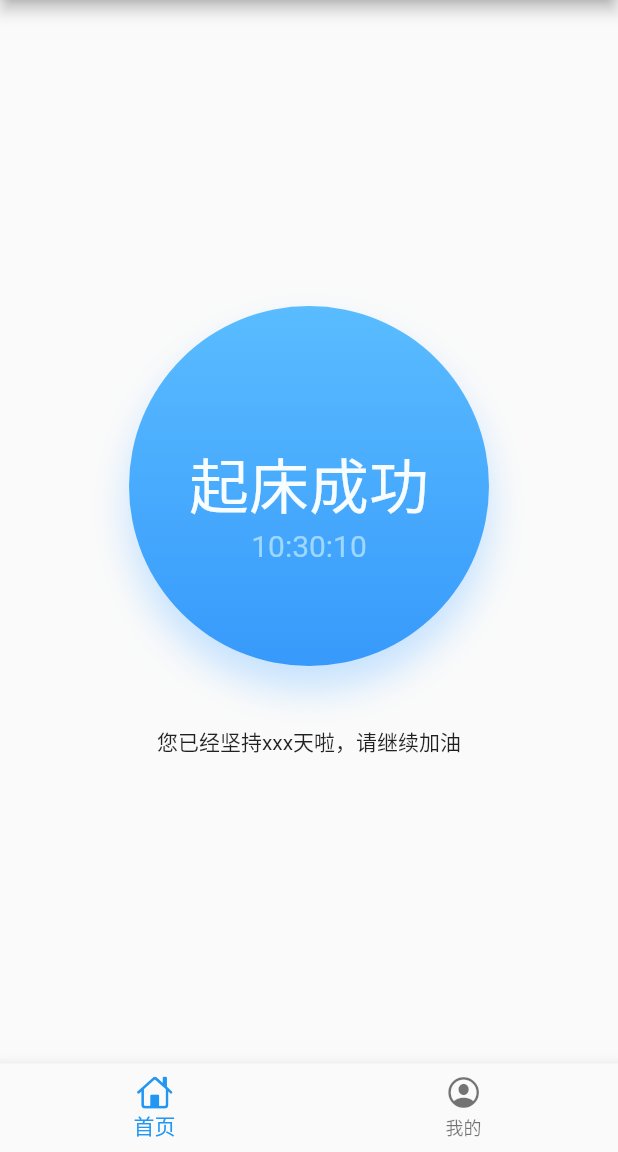
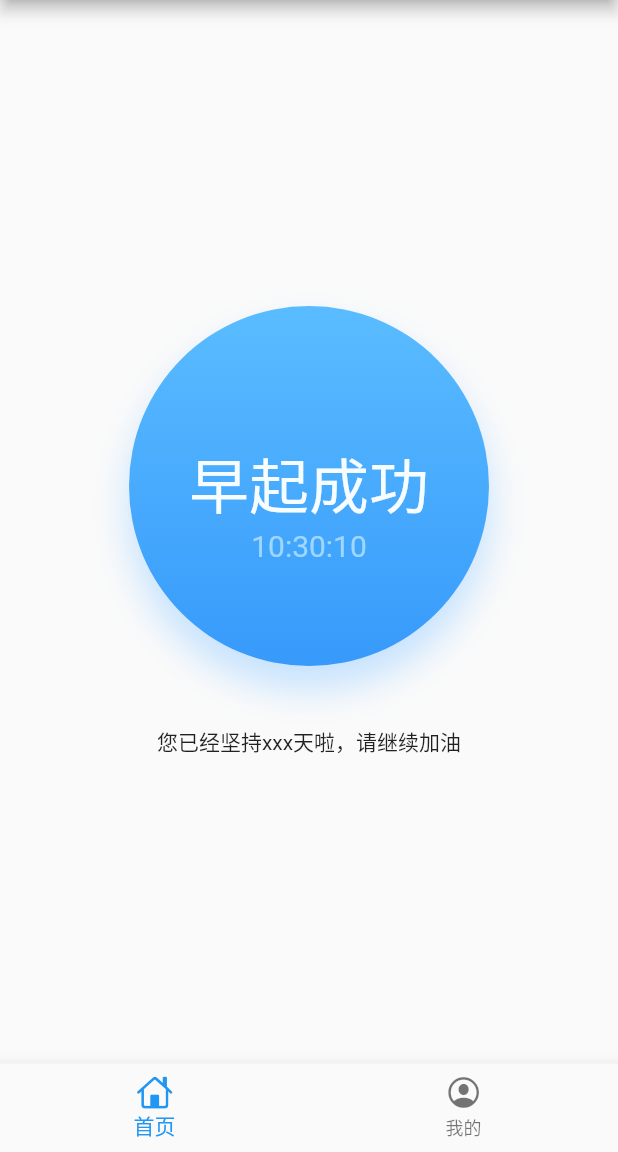
Before and after one commit to RiCTT/flutter_today, a Flutter app: the screen it shows after launch, after a tap on "我要起床", on a phone screen of 412 x 824 dp, the part 84-1236 px from its top. Run offline on Flutter 3.47's test engine with Material 2 defaults, Android fonts, the phone set to English and light mode, and no system bars; our stand-ins replace shared_preferences.

Commit message:
feat: 时钟四种状态

```diff
--- a/lib/page/home.dart
+++ b/lib/page/home.dart
@@ -2,26 +2,81 @@ import 'dart:async';
 import 'package:flutter/material.dart';
 import 'package:flutter/cupertino.dart';
 import 'package:shared_preferences/shared_preferences.dart';
+
 /*
  * 表字段模拟
+ *  // 早起的格式，早睡类似（统计需要组合计算）
  *  let data = {
- *    2019: [0, 1, 0, 1, 0, 1, 0]
+ *    2019: {
+ *      1: [1, 0, 0, 1, ....],
+ *      2: [0, 1, 0, 1, ....]
+ *    }
  *  }
+ *  0 = 这一天未打卡
+ *  1 = 打了起床卡
  *  update = data[day] = 1 // default = 0
  */
 
 
-class HomePage extends StatelessWidget {
-  const HomePage({Key key}) : super(key: key);
+class HomePage extends StatefulWidget {
+
+  HomePage({Key key}) : super(key: key);
+
+  @override
+  _HomePageState createState() => _HomePageState();
+}
+
+class _HomePageState extends State<HomePage> {
+  int upStatus;
+  int downStatus;
+
+  getTodayStatus() async {
+    SharedPreferences prefs = await SharedPreferences.getInstance();
+    var list = (prefs.getString('up_list'));
+    print('list === ');
+    print(list);
+    print(list);
+  }
+
+  updateTodayList() async {
+    SharedPreferences prefs = await SharedPreferences.getInstance();
+    var s = [{
+      1022: [1, 0, 2]
+    }];
+    var d = s.toString();
+    await prefs.setString('up_list', d);
+  }
+
+  @override
+  void initState() {
+    getTodayStatus();
+    updateTodayList();
+    upStatus = 0;
+    downStatus = 0;
+    super.initState();
+  }
 
   @override
   Widget build(BuildContext context) {
-    return Scaffold(
+     return Scaffold(
       body: Center(
         child: Column(
           mainAxisAlignment: MainAxisAlignment.center,
           children: [
-            new CircleContainer(),
+            new CircleContainer(
+              upStatus: upStatus,
+              downStatus: 0,
+              onChangeUp: () {
+                setState(() {
+                  upStatus = 1;
+                });
+              },
+              onChangeDown: () {
+                setState(() {
+                  downStatus = 1;
+                });
+              }
+            ),
             new RecordContainer(),
           ],
         )
@@ -30,20 +85,59 @@ class HomePage extends StatelessWidget {
   }
 }
 
+
 class CircleContainer extends StatefulWidget {
-  CircleContainer({Key key}) : super(key: key);
+  final upStatus; // 起床的状态
+  final downStatus; // 睡觉的状态
+  final Function onChangeUp;
+  final Function onChangeDown;
+
+  CircleContainer({
+    Key key,
+    this.upStatus,
+    this.downStatus,
+    this.onChangeUp,
+    this.onChangeDown
+  }) : super(key: key);
 
   @override
   _CircleContainerState createState() => _CircleContainerState();
 }
 
+List<Color> upColor = [
+  Color(0xFF5abcff),
+  Color(0xFF379afb)
+];
+
+List<Color> downColor = [
+  Color(0xff40495e),
+  Color(0xFF30394e)
+];
+
 class _CircleContainerState extends State<CircleContainer> {
-  String statusStr;
-  int todayStatus; // 0 我要起床 1 起床成功
+  String upStatusStr;
+  String downStatusStr;
+  List<Color> gradientColors;
+  bool lock;
+
   @override
   void initState() {
-    statusStr = '我要起床';
-    todayStatus = 0;
+    if (widget.upStatus == 0) {
+      upStatusStr = '我要起床';
+      gradientColors = upColor;
+    } else {
+      upStatusStr = '早起成功';
+      gradientColors = upColor;
+    }
+
+    if (widget.downStatus == 0 && widget.upStatus == 1) {
+      upStatusStr = '要睡觉啦~';
+      gradientColors = downColor;
+    }
+    if(widget.downStatus == 1 && widget.upStatus == 1) {
+      upStatusStr = '早睡成功';
+      gradientColors = downColor;
+    }
     super.initState();
   }
 
@@ -59,10 +153,7 @@ class _CircleContainerState extends State<CircleContainer> {
         ),
       ],
       gradient: LinearGradient(
-        colors: [
-          Color(0xFF5abcff),
-          Color(0xFF379afb)
-        ],
+        colors: gradientColors,
         begin: Alignment.topCenter,
         end: Alignment.bottomCenter,
       ),
@@ -71,21 +162,32 @@ class _CircleContainerState extends State<CircleContainer> {
         Radius.circular(120.0)
       )
     );
-    getStore() async {
-      SharedPreferences prefs = await SharedPreferences.getInstance();
-      int counter = (prefs.getInt('counter') ?? 0) + 1;
-      print(counter);
-      await prefs.setInt('counter', counter);
-    }
+
     return new InkWell(
       borderRadius: BorderRadius.all(Radius.circular(120.0)),
       onTap: () {
-        getStore();
-        if (todayStatus == 1) return;
-        setState(() {
-          todayStatus = 1;
-          statusStr = '起床成功';
-        });
+        if (widget.upStatus == 1 && widget.downStatus == 1) return;
+        if (widget.upStatus == 0) {
+          widget.onChangeUp();
+          upStatusStr = '早起成功';
+          setState(() {
+            lock = true;
+          });
+          new Future.delayed(
+            new Duration(seconds: 3),
+            () {
+              setState(() {
+                upStatusStr = '等待睡觉～';
+                gradientColors = downColor;
+                lock = false;
+              });
+            }
+          );
+        }
+        if (widget.downStatus == 0 && widget.upStatus == 1 && !lock) {
+          widget.onChangeDown();
+          upStatusStr = '早睡成功';
+        }
       },
       child: Container(
         padding: EdgeInsets.only(top: 20.0),
@@ -96,7 +198,7 @@ class _CircleContainerState extends State<CircleContainer> {
           mainAxisAlignment: MainAxisAlignment.center,
           children: [
             new Text(
-              statusStr,
+              upStatusStr,
               style: TextStyle(
                 fontSize: 40.0,
                 color: Color(0xfff7fcff),
--- /dev/null
+++ b/lib/utils/store.dart
@@ -0,0 +1,11 @@
+import 'package:shared_preferences/shared_preferences.dart';
+
+// https://pub.dev/packages/shared_preferences
+
+
+getStore() async {
+  SharedPreferences prefs = await SharedPreferences.getInstance();
+  int counter = (prefs.getInt('counter') ?? 0) + 1;
+  print(counter);
+  await prefs.setInt('counter', counter);
+}
```
Also changed, not shown: 5 other files.
